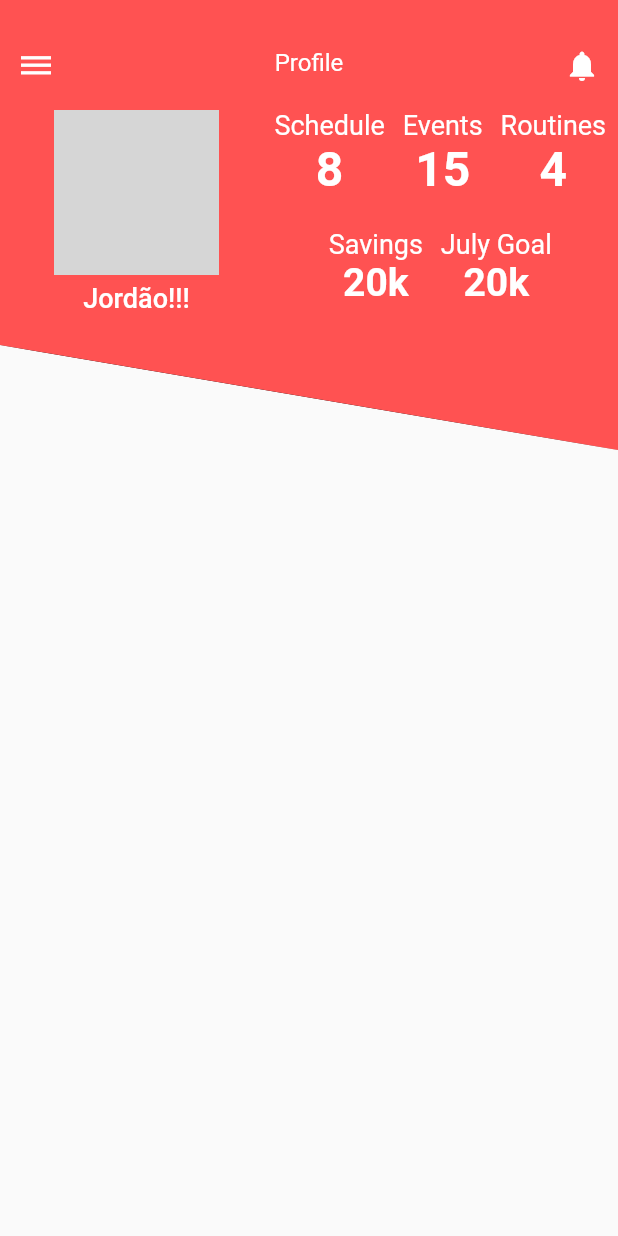
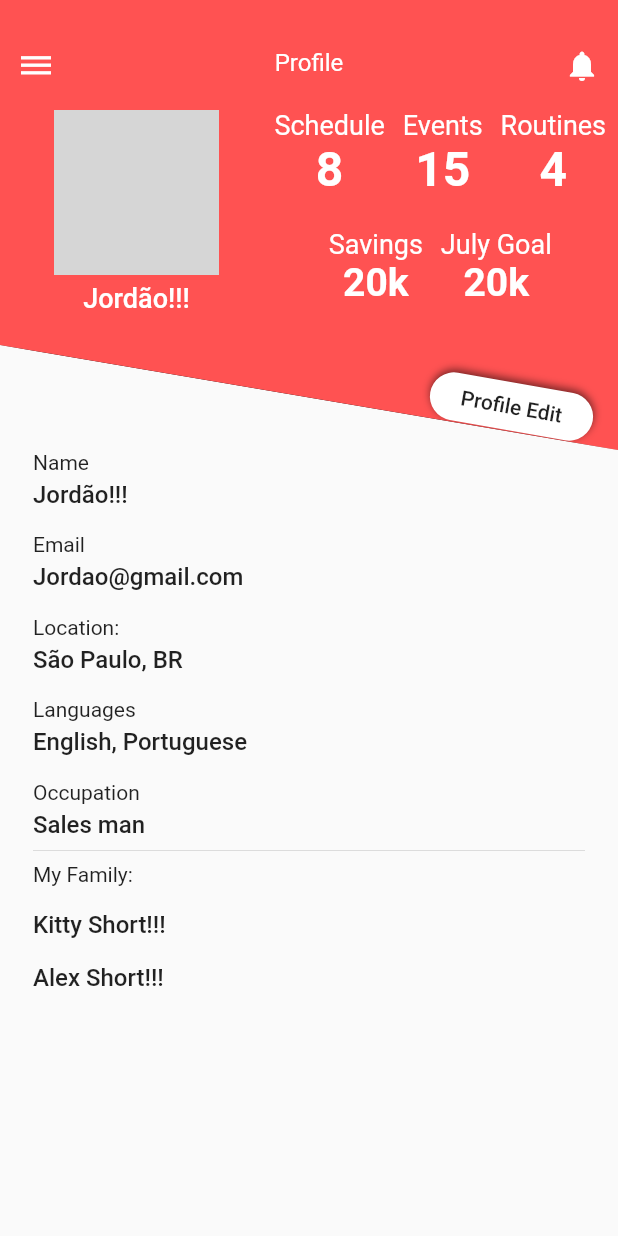
Before and after one commit to thiagocarvalhodev/Flutter-Challenges, a Flutter app: the screen it shows after launch, on a phone screen of 412 x 824 dp. Run offline on Flutter 3.47's test engine with Material 2 defaults, Android fonts, the phone set to English and light mode, and no system bars; network calls fail; grey boxes are pictures that could not be loaded.

Commit message:
Defasio feito. Mais detalhes: falta colocar sombras, e 'sobrepor' os containers para melhor visualização

```diff
--- a/flutter_app/lib/profile_design.dart
+++ b/flutter_app/lib/profile_design.dart
@@ -1,10 +1,104 @@
 import 'package:flutter/material.dart';
+import 'dart:math' as math;
 
 class ProfileDesign extends StatelessWidget {
   @override
   Widget build(BuildContext context) {
     return Scaffold(
       appBar: CustomAppBar(),
+      body: SingleChildScrollView(
+        child: Container(
+          padding: EdgeInsets.fromLTRB(22.0, 0.0, 22.0, 0.0),
+          child: Column(
+            crossAxisAlignment: CrossAxisAlignment.start,
+            children: <Widget>[
+              Column(
+                crossAxisAlignment: CrossAxisAlignment.start,
+                children: <Widget>[
+                  Text('Name', style: TextStyle(
+                  ),),
+                  SizedBox(height: 4.0,),
+                  Text('Jordão!!!', style: TextStyle(
+                      fontWeight: FontWeight.w500,
+                      fontSize: 16.0
+                  ),)
+                ],
+              ),
+              SizedBox(height: 16.0,),
+              Column(
+                crossAxisAlignment: CrossAxisAlignment.start,
+                children: <Widget>[
+                  Text('Email', style: TextStyle(
+                  ),),
+                  SizedBox(height: 4.0,),
+                  Text('Jordao@gmail.com', style: TextStyle(
+                      fontWeight: FontWeight.w500,
+                      fontSize: 16.0
+                  ),)
+                ],
+              ),
+              SizedBox(height: 16.0,),
+              Column(
+                crossAxisAlignment: CrossAxisAlignment.start,
+                children: <Widget>[
+                  Text('Location:', style: TextStyle(
+                  ),),
+                  SizedBox(height: 4.0,),
+                  Text('São Paulo, BR', style: TextStyle(
+                      fontWeight: FontWeight.w500,
+                      fontSize: 16.0
+                  ),)
+                ],
+              ),
+              SizedBox(height: 16.0,),
+              Column(
+                crossAxisAlignment: CrossAxisAlignment.start,
+                children: <Widget>[
+                  Text('Languages', style: TextStyle(
+                  ),),
+                  SizedBox(height: 4.0,),
+                  Text('English, Portuguese', style: TextStyle(
+                      fontWeight: FontWeight.w500,
+                      fontSize: 16.0
+                  ),)
+                ],
+              ),
+              SizedBox(height: 16.0,),
+              Column(
+                crossAxisAlignment: CrossAxisAlignment.start,
+                children: <Widget>[
+                  Text('Occupation', style: TextStyle(
+                  ),),
+                  SizedBox(height: 4.0,),
+                  Text('Sales man', style: TextStyle(
+                      fontWeight: FontWeight.w500,
+                      fontSize: 16.0
+                  ),)
+                ],
+              ),
+              Divider(),
+              Column(
+                mainAxisAlignment: MainAxisAlignment.spaceAround,
+                crossAxisAlignment: CrossAxisAlignment.start,
+                children: <Widget>[
+                  Text('My Family:', style: TextStyle(
+                  ),),
+                  SizedBox(height: 16.0,),
+                  Text('Kitty Short!!!', style: TextStyle(
+                      fontWeight: FontWeight.w500,
+                      fontSize: 16.0
+                  ),),
+                  SizedBox(height: 16.0,),
+                  Text('Alex Short!!!', style: TextStyle(
+                      fontWeight: FontWeight.w500,
+                      fontSize: 16.0
+                  ),)
+                ],
+              ),
+            ],
+          ),
+        ),
+      )
     );
   }
 
@@ -12,7 +106,6 @@ class ProfileDesign extends StatelessWidget {
 
 // we use the PreferredSizeWidget because AppBar
 class CustomAppBar extends StatelessWidget with PreferredSizeWidget {
-
   @override
   Widget build(BuildContext context) {
     return ClipPath(
@@ -134,13 +227,47 @@ class CustomAppBar extends StatelessWidget with PreferredSizeWidget {
                             ],
                           ),
                         ],
-                      )
+                      ),
+
                     ],
                   )
                 ],
               ),
             ),
-
+            SizedBox(height: 30.0,),
+            Padding(
+              padding: EdgeInsets.all(16.0),
+              child: Align(
+                alignment: Alignment.bottomRight,
+                child: GestureDetector(
+                  onTap: (){
+                    print('Buttom pressed');
+                  },
+                  child: Transform.rotate(
+                    angle: math.pi / 18,
+                    child: Container(
+                      decoration: BoxDecoration(
+                          boxShadow: [
+                            BoxShadow(
+                                offset: Offset(0, -2),
+                                color: Colors.black54,
+                                blurRadius: 4.0
+                            )
+                          ],
+                          color: Colors.white,
+                          borderRadius: BorderRadius.all(Radius.circular(16.0))
+                      ),
+                      child: Center(
+                        child: Text('Profile Edit',
+                          style: TextStyle(fontWeight: FontWeight.w500),
+                        ),),
+                      height: 32.0,
+                      width: 110.0,
+                    ),
+                  ),
+                ),
+              ),
+            )
           ],
         )
       ),
```
